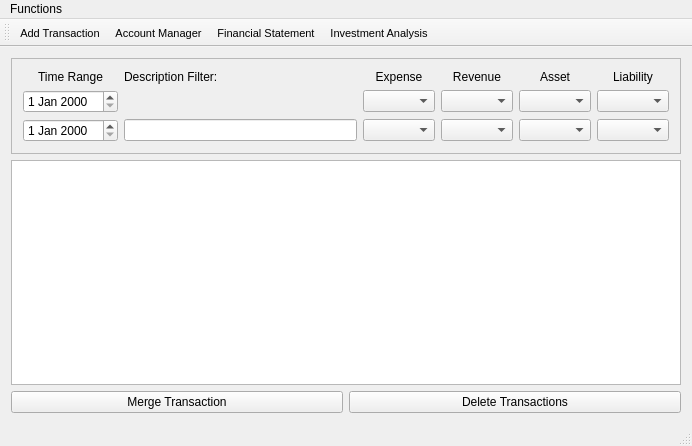
This is home_window/home_window.ui in cowtony/BookKeeping as Qt 5 draws it before an edit. The edited form follows.
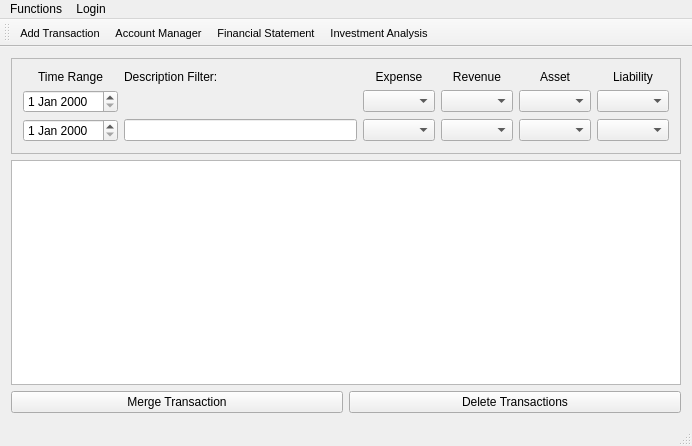
This is the edited form. Icons and pictures are not drawn.

Patch:
```diff
--- a/home_window/home_window.ui
+++ b/home_window/home_window.ui
@@ -163,7 +163,7 @@
      <x>0</x>
      <y>0</y>
      <width>692</width>
-     <height>21</height>
+     <height>17</height>
     </rect>
    </property>
    <property name="font">
@@ -182,7 +182,15 @@
     <addaction name="actionTransactionValidation"/>
     <addaction name="actionHouseholdManager"/>
    </widget>
+   <widget class="QMenu" name="menuLogin">
+    <property name="title">
+     <string>Login</string>
+    </property>
+    <addaction name="actionLogin"/>
+    <addaction name="actionLogout"/>
+   </widget>
    <addaction name="menuFunctions"/>
+   <addaction name="menuLogin"/>
   </widget>
   <widget class="QToolBar" name="mainToolBar">
    <attribute name="toolBarArea">
```
Left out of the diff: 10 changed lines with no effect on the pictures.
